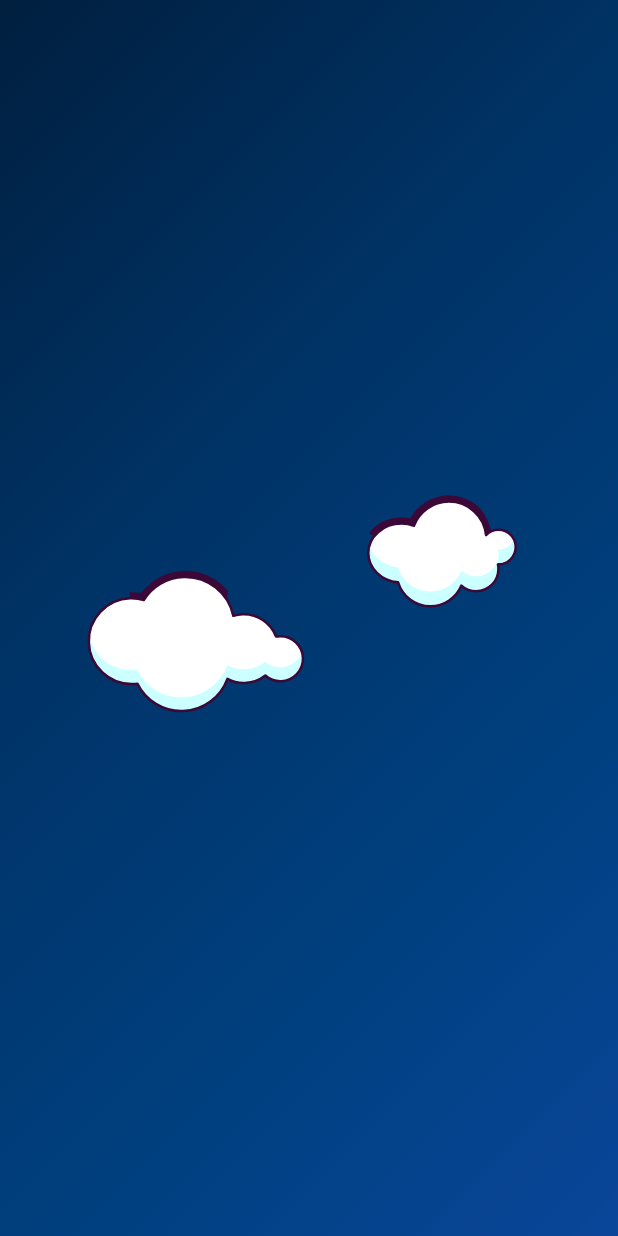
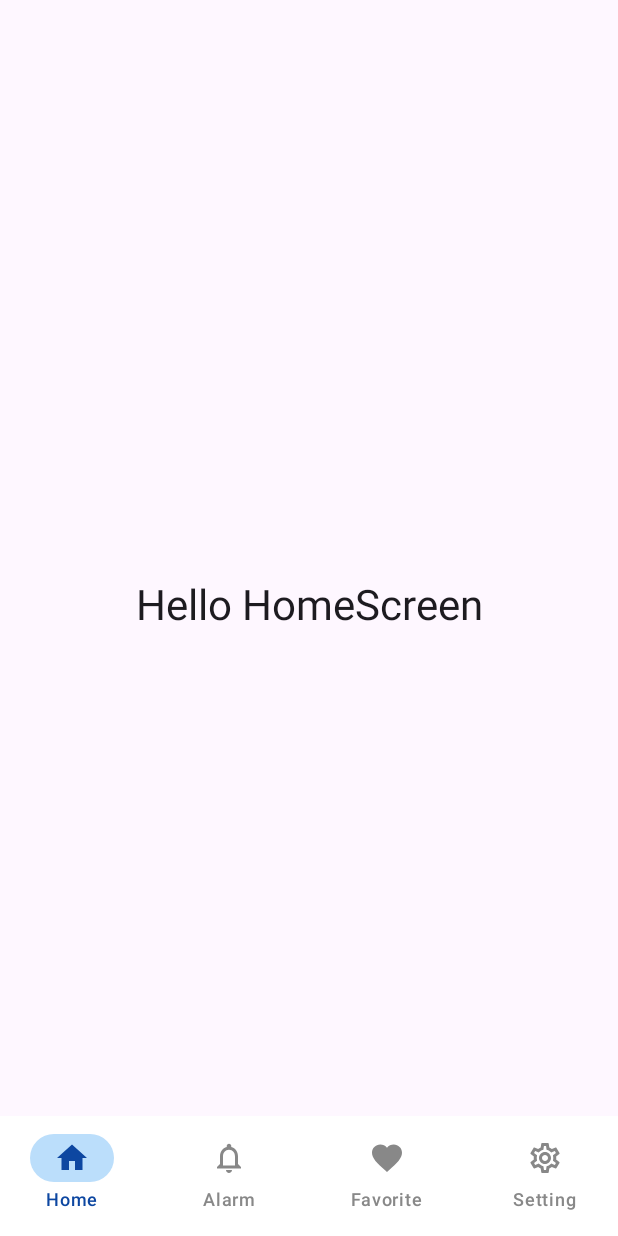
Before and after one commit to Alikotb/Thundora, an Android app built with Jetpack Compose: the screen it shows after launch (MainActivity), on a phone screen of 412 x 824 dp. Run offline under Robolectric (Android 15) with nearby library versions, the phone set to English and light mode, and no system bars.

Commit message:
create buttom Navigation Bar

```diff
--- a/app/build.gradle.kts
+++ b/app/build.gradle.kts
@@ -64,6 +64,8 @@ dependencies {
     implementation("androidx.navigation:navigation-compose:2.8.8")
     implementation("org.jetbrains.kotlinx:kotlinx-serialization-json:1.8.0")
     implementation ("com.airbnb.android:lottie-compose:6.6.3")
+    implementation ("com.google.accompanist:accompanist-systemuicontroller:0.30.1")
+
 
 
 
--- a/app/src/main/java/com/example/thundora/MainActivity.kt
+++ b/app/src/main/java/com/example/thundora/MainActivity.kt
@@ -4,24 +4,136 @@ import android.os.Build
 import android.os.Bundle
 import androidx.activity.ComponentActivity
 import androidx.activity.compose.setContent
-import androidx.activity.enableEdgeToEdge
 import androidx.annotation.RequiresApi
 import androidx.compose.foundation.layout.fillMaxSize
-import androidx.compose.foundation.layout.padding
+import androidx.compose.material.icons.Icons
+import androidx.compose.material.icons.filled.Favorite
+import androidx.compose.material.icons.filled.Home
+import androidx.compose.material.icons.filled.Notifications
+import androidx.compose.material.icons.filled.Settings
+import androidx.compose.material.icons.outlined.Favorite
+import androidx.compose.material.icons.outlined.Home
+import androidx.compose.material.icons.outlined.Notifications
+import androidx.compose.material.icons.outlined.Settings
+import androidx.compose.material3.Icon
+import androidx.compose.material3.NavigationBar
+import androidx.compose.material3.NavigationBarItem
+import androidx.compose.material3.NavigationBarItemDefaults
 import androidx.compose.material3.Scaffold
 import androidx.compose.material3.Text
 import androidx.compose.runtime.Composable
+import androidx.compose.runtime.LaunchedEffect
+import androidx.compose.runtime.getValue
+import androidx.compose.runtime.mutableIntStateOf
+import androidx.compose.runtime.mutableStateOf
+import androidx.compose.runtime.remember
+import androidx.compose.runtime.saveable.rememberSaveable
+import androidx.compose.runtime.setValue
 import androidx.compose.ui.Modifier
-import androidx.compose.ui.tooling.preview.Preview
-import com.example.thundora.ui.theme.ThundoraTheme
+import androidx.compose.ui.graphics.Color
+import androidx.compose.ui.res.colorResource
+import androidx.navigation.NavController
+import androidx.navigation.NavHostController
+import androidx.navigation.compose.rememberNavController
+import com.example.thundora.model.pojos.BottomNAvigationBar
 import com.example.thundora.view.navigation.SetUpNavHost
+import kotlinx.coroutines.delay
 
 class MainActivity : ComponentActivity() {
+    lateinit var navController: NavHostController
+
     @RequiresApi(Build.VERSION_CODES.O)
     override fun onCreate(savedInstanceState: Bundle?) {
         super.onCreate(savedInstanceState)
         setContent {
-            SetUpNavHost()
+            navController = rememberNavController()
+            var sho by remember {
+                mutableStateOf(false)
+            }
+            LaunchedEffect(Unit) {
+                delay(3000L)
+                sho = true
+            }
+            MainScreen(sho)
+        }
+    }
+
+    @Composable
+    fun BottomNavigationBar(navController: NavController) {
+        val selectedNavigationIndex = rememberSaveable { mutableIntStateOf(0) }
+        val navigationItems = listOf(
+            BottomNAvigationBar(
+                title = "Home",
+                selectedIcon = Icons.Filled.Home,
+                unselectedIcon = Icons.Outlined.Home,
+            ),
+            BottomNAvigationBar(
+                title = "Alarm",
+                selectedIcon = Icons.Filled.Notifications,
+                unselectedIcon = Icons.Outlined.Notifications,
+            ),
+            BottomNAvigationBar(
+                title = "Favorite",
+                selectedIcon = Icons.Filled.Favorite,
+                unselectedIcon = Icons.Outlined.Favorite,
+            ),
+            BottomNAvigationBar(
+                title = "Setting",
+                selectedIcon = Icons.Filled.Settings,
+                unselectedIcon = Icons.Outlined.Settings,
+            )
+        )
+
+        NavigationBar(containerColor = Color.White) {
+            navigationItems.forEachIndexed { index, item ->
+                val isSelected = selectedNavigationIndex.intValue == index
+                NavigationBarItem(
+                    selected = selectedNavigationIndex.intValue == index,
+                    onClick = {
+                        selectedNavigationIndex.intValue = index
+                        navController.popBackStack()
+                        navController.navigate(item.title)
+                    },
+                    icon = {
+                        Icon(
+                            imageVector = if (isSelected) item.selectedIcon else item.unselectedIcon,
+                            contentDescription = item.title,
+                            tint = if (isSelected) colorResource(R.color.blue_900) else Color.Gray
+                        )
+                    },
+                    label = {
+                        Text(
+                            text = item.title,
+                            color = if (isSelected) colorResource(R.color.blue_900) else Color.Gray
+                        )
+                    },
+                    colors = NavigationBarItemDefaults.colors(
+                        selectedIconColor = colorResource(R.color.blue_900),
+                        indicatorColor = colorResource(R.color.blue_100),
+                        unselectedIconColor = Color.Gray
+                    )
+
+                )
+
+            }
+        }
+    }
+
+    @RequiresApi(Build.VERSION_CODES.O)
+    @Composable
+    fun MainScreen(sho: Boolean) {
+        Scaffold(
+            modifier = Modifier.fillMaxSize(),
+            bottomBar = {
+                if (sho)
+                    BottomNavigationBar(navController)
+
+            }
+        ) { innerPadding ->
+            SetUpNavHost(
+                navController = navController,
+                sho
+            )
         }
     }
 }
--- /dev/null
+++ b/app/src/main/java/com/example/thundora/model/pojos/NavigationBar.kt
@@ -0,0 +1,9 @@
+package com.example.thundora.model.pojos
+
+import androidx.compose.ui.graphics.vector.ImageVector
+
+data class BottomNAvigationBar(
+    val title: String,
+    val selectedIcon: ImageVector,
+    val unselectedIcon: ImageVector,
+)
--- /dev/null
+++ b/app/src/main/java/com/example/thundora/view/alarm/Alarm.kt
@@ -0,0 +1,36 @@
+package com.example.thundora.view.alarm
+
+import android.os.Build
+import androidx.annotation.RequiresApi
+import androidx.compose.foundation.layout.Arrangement
+import androidx.compose.foundation.layout.Column
+import androidx.compose.foundation.layout.fillMaxSize
+import androidx.compose.foundation.layout.padding
+import androidx.compose.material3.MaterialTheme
+import androidx.compose.material3.Text
+import androidx.compose.runtime.Composable
+import androidx.compose.ui.Alignment
+import androidx.compose.ui.Modifier
+import androidx.compose.ui.unit.dp
+
+
+@RequiresApi(Build.VERSION_CODES.O)
+@Composable
+fun AlarmScreen() {
+
+    Column(
+        modifier = Modifier
+            .fillMaxSize()
+            .padding(16.dp),
+        verticalArrangement = Arrangement.Center,
+        horizontalAlignment = Alignment.CenterHorizontally
+    ) {
+        Text(
+            modifier = Modifier
+                .padding(bottom = 16.dp)
+                .align(Alignment.CenterHorizontally),
+            text = "Hello Alarm",
+            style = MaterialTheme.typography.headlineMedium
+        )
+    }
+}
--- /dev/null
+++ b/app/src/main/java/com/example/thundora/view/favorite/Favorite.kt
@@ -0,0 +1,37 @@
+package com.example.thundora.view.favorite
+
+import android.os.Build
+import androidx.annotation.RequiresApi
+import androidx.compose.foundation.layout.Arrangement
+import androidx.compose.foundation.layout.Column
+import androidx.compose.foundation.layout.fillMaxSize
+import androidx.compose.foundation.layout.padding
+import androidx.compose.material3.MaterialTheme
+import androidx.compose.material3.Text
+import androidx.compose.runtime.Composable
+import androidx.compose.ui.Alignment
+import androidx.compose.ui.Modifier
+import androidx.compose.ui.unit.dp
+
+
+@RequiresApi(Build.VERSION_CODES.O)
+@Composable
+fun FavoriteScreen() {
+
+    Column(
+        modifier = Modifier
+            .fillMaxSize()
+            .padding(16.dp),
+        verticalArrangement = Arrangement.Center,
+        horizontalAlignment = Alignment.CenterHorizontally
+    ) {
+        Text(
+            modifier = Modifier
+                .padding(bottom = 16.dp)
+                .align(Alignment.CenterHorizontally),
+            text = "Hello FavoriteScreen",
+            style = MaterialTheme.typography.headlineMedium
+        )
+
+    }
+}
--- /dev/null
+++ b/app/src/main/java/com/example/thundora/view/home/HomeScrean.kt
@@ -0,0 +1,37 @@
+package com.example.thundora.view.home
+
+import android.os.Build
+import androidx.annotation.RequiresApi
+import androidx.compose.foundation.layout.Arrangement
+import androidx.compose.foundation.layout.Column
+import androidx.compose.foundation.layout.fillMaxSize
+import androidx.compose.foundation.layout.padding
+import androidx.compose.material3.ExperimentalMaterial3Api
+import androidx.compose.material3.MaterialTheme
+import androidx.compose.material3.Text
+import androidx.compose.runtime.Composable
+import androidx.compose.ui.Alignment
+import androidx.compose.ui.Modifier
+import androidx.compose.ui.unit.dp
+
+@OptIn(ExperimentalMaterial3Api::class)
+@RequiresApi(Build.VERSION_CODES.O)
+@Composable
+fun HomeScreen() {
+    Column(
+        modifier = Modifier
+            .fillMaxSize()
+            .padding(16.dp),
+        verticalArrangement = Arrangement.Center,
+        horizontalAlignment = Alignment.CenterHorizontally
+    ) {
+        Text(
+            modifier = Modifier
+                .padding(bottom = 16.dp)
+                .align(Alignment.CenterHorizontally),
+            text = "Hello HomeScreen",
+            style = MaterialTheme.typography.headlineMedium
+        )
+
+    }
+}
--- a/app/src/main/java/com/example/thundora/view/navigation/NaveHost.kt
+++ b/app/src/main/java/com/example/thundora/view/navigation/NaveHost.kt
@@ -3,32 +3,29 @@ package com.example.thundora.view.navigation
 import android.os.Build
 import androidx.annotation.RequiresApi
 import androidx.compose.runtime.Composable
+import androidx.navigation.NavHostController
 import androidx.navigation.compose.NavHost
 import androidx.navigation.compose.composable
-import androidx.navigation.compose.rememberNavController
-import com.example.thundora.view.HomeScreen
-import com.example.thundora.view.Splach
-import com.example.thundora.view.navigation.ScreansRout.Splash
+import com.example.thundora.view.alarm.AlarmScreen
+import com.example.thundora.view.favorite.FavoriteScreen
+import com.example.thundora.view.home.HomeScreen
+import com.example.thundora.view.settings.SettingScreen
+import com.example.thundora.view.splash.Splash
 
 
 @RequiresApi(Build.VERSION_CODES.O)
 @Composable
-fun SetUpNavHost() {
-    var navConroller = rememberNavController()
+fun SetUpNavHost(navController: NavHostController, sho: Boolean) {
     NavHost(
-        navController = navConroller,
-        startDestination = Splash
+        navController = navController,
+        startDestination =
+            if (sho)  ScreensRout.Home.route else ScreensRout.Splash.route ,
     ) {
-        composable<Splash>() {
-            Splach {
-                navConroller.navigate(ScreansRout.Home)
-            }
-        }
-        composable<ScreansRout.Home>() {
-            HomeScreen()
-        }
-
+        composable(ScreensRout.Splash.route) { Splash () }
+        composable(ScreensRout.Home.route) { HomeScreen() }
+        composable(ScreensRout.Alarm.route) { AlarmScreen() }
+        composable(ScreensRout.Favorite.route) { FavoriteScreen() }
+        composable(ScreensRout.Setting.route) { SettingScreen() }
     }
 
-
 }
--- a/app/src/main/java/com/example/thundora/view/navigation/NavigationItem.kt
+++ /dev/null
@@ -1,34 +0,0 @@
-package com.example.thundora.view.navigation
-
-import androidx.compose.material.icons.Icons
-import androidx.compose.ui.graphics.BlendMode.Companion.Screen
-import androidx.compose.ui.graphics.vector.ImageVector
-
-data class NavigationItem(
-    val title: String,
-    val icon: ImageVector,
-    val route: String
-)
-
-//val navigationItems = listOf(
-//    NavigationItem(
-//        title = "Home",
-//        icon = Icons.Default.Home,
-//        route = Screen.Home.rout
-//    ),
-//    NavigationItem(
-//        title = "Profile",
-//        icon = Icons.Default.Person,
-//        route = Screen.Profile.rout
-//    ),
-//    NavigationItem(
-//        title = "Cart",
-//        icon = Icons.Default.ShoppingCart,
-//        route = Screen.Cart.rout
-//    ),
-//    NavigationItem(
-//        title = "Setting",
-//        icon = Icons.Default.Settings,
-//        route = Screen.Setting.rout
-//    )
-//)
--- a/app/src/main/java/com/example/thundora/view/navigation/ScreansRout.kt
+++ /dev/null
@@ -1,10 +0,0 @@
-package com.example.thundora.view.navigation
-
-import kotlinx.serialization.Serializable
-
-sealed class ScreansRout{
-    @Serializable
-    object Splash :ScreansRout()
-    @Serializable
-    object Home : ScreansRout()
-}
--- /dev/null
+++ b/app/src/main/java/com/example/thundora/view/navigation/ScreensRout.kt
@@ -0,0 +1,9 @@
+package com.example.thundora.view.navigation
+
+sealed class ScreensRout(val route: String) {
+    object Splash : ScreensRout("splash")
+    object Home : ScreensRout("home")
+    object Alarm : ScreensRout("alarm")
+    object Favorite : ScreensRout("favorite")
+    object Setting : ScreensRout("setting")
+}
--- a/app/src/main/java/com/example/thundora/view/HomeScrean.kt
+++ b/app/src/main/java/com/example/thundora/view/settings/Setting.kt
@@ -1,25 +1,23 @@
-package com.example.thundora.view
+package com.example.thundora.view.settings
 
 import android.os.Build
 import androidx.annotation.RequiresApi
 import androidx.compose.foundation.layout.Arrangement
 import androidx.compose.foundation.layout.Column
-import androidx.compose.foundation.layout.Spacer
 import androidx.compose.foundation.layout.fillMaxSize
-import androidx.compose.foundation.layout.height
 import androidx.compose.foundation.layout.padding
-import androidx.compose.material3.Button
 import androidx.compose.material3.MaterialTheme
 import androidx.compose.material3.Text
 import androidx.compose.runtime.Composable
 import androidx.compose.ui.Alignment
 import androidx.compose.ui.Modifier
+import androidx.compose.ui.tooling.preview.Preview
 import androidx.compose.ui.unit.dp
 
-
+@Preview(showBackground = true)
 @RequiresApi(Build.VERSION_CODES.O)
 @Composable
-fun HomeScreen() {
+fun SettingScreen() {
 
     Column(
         modifier = Modifier
@@ -32,15 +30,9 @@ fun HomeScreen() {
             modifier = Modifier
                 .padding(bottom = 16.dp)
                 .align(Alignment.CenterHorizontally),
-            text = "Hello Weather",
+            text = "Hello SettingScreen",
             style = MaterialTheme.typography.headlineMedium
         )
 
-
-        Spacer(modifier = Modifier.height(16.dp))
-        Button(onClick = {
-        }) {
-            Text("Logout")
-        }
     }
 }
--- a/app/src/main/java/com/example/thundora/view/SplachScreen.kt
+++ b/app/src/main/java/com/example/thundora/view/splash/SplashScreen.kt
@@ -1,4 +1,4 @@
-package com.example.thundora.view
+package com.example.thundora.view.splash
 
 import android.view.animation.OvershootInterpolator
 import androidx.compose.animation.core.Animatable
@@ -18,16 +18,14 @@ import com.airbnb.lottie.RenderMode
 import com.airbnb.lottie.compose.LottieAnimation
 import com.airbnb.lottie.compose.LottieCompositionSpec
 import com.airbnb.lottie.compose.LottieConstants
-import com.airbnb.lottie.compose.rememberLottieAnimatable
 import com.airbnb.lottie.compose.rememberLottieComposition
 import com.example.thundora.R
 import kotlinx.coroutines.delay
 
 @Composable
-fun Splach(navToHome: () -> Unit) {
+fun Splash() {
     val scale = remember { Animatable(0f) }
     val composition = rememberLottieComposition(LottieCompositionSpec.RawRes(R.raw.splash2))
-    val lottieAnimatable = rememberLottieAnimatable()
 
     LaunchedEffect(key1 = true) {
         scale.animateTo(
@@ -37,9 +35,8 @@ fun Splach(navToHome: () -> Unit) {
                 easing = { OvershootInterpolator(2f).getInterpolation(it) }
             )
         )
-        lottieAnimatable.animate(composition.value)
-        delay(5000L)
-        navToHome()
+        delay(2500L)
+
     }
 
     Box(
@@ -59,7 +56,6 @@ fun Splach(navToHome: () -> Unit) {
                 )
             )
     ) {
-        if (composition.value != null) {
         LottieAnimation(
             composition = composition.value,
             iterations = LottieConstants.IterateForever,
@@ -68,4 +64,3 @@ fun Splach(navToHome: () -> Unit) {
         )
     }
 }
-}
```
Lines whose indentation alone changed are shown as unchanged.
